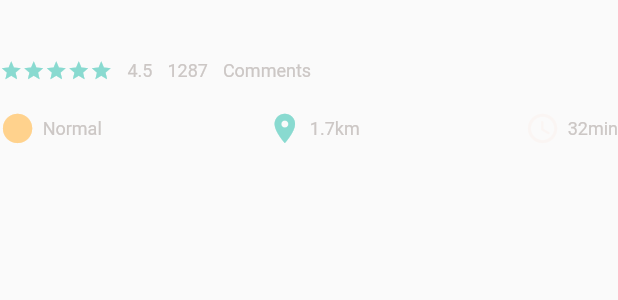
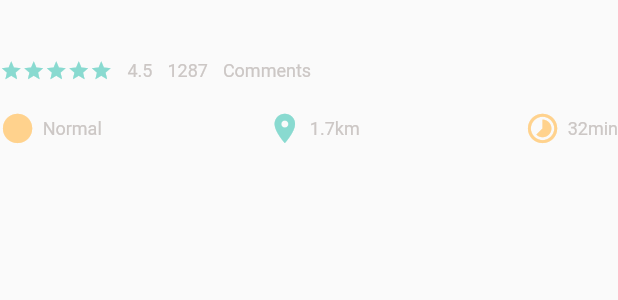
Before and after one commit to MoAfiq/foodRecipe_flutterAPI, a Flutter app: the AppColumn widget shown alone on an empty page, opened directly with empty values, on a phone screen of 412 x 824 dp. Shown: the top 300 px of the screen. Run offline on Flutter 3.47's test engine with Material 2 defaults, Android fonts, the phone set to English and light mode, and no system bars; our stand-ins replace curved_navigation_bar, dots_indicator, flutter_bloc, get; network calls fail.

Commit message:
Working detailed popular_recipe_details.dart. To continue with favourite function

```diff
--- a/lib/widgets/app_column.dart
+++ b/lib/widgets/app_column.dart
@@ -1,11 +1,12 @@
 import 'package:flutter/cupertino.dart';
 import 'package:flutter/material.dart';
 import 'package:food_recipe_project/widgets/small_text.dart';
-
 import '../utils/colors.dart';
 import '../utils/dimensions.dart';
 import 'big_text.dart';
 import 'icon_and_text_widget.dart';
+
+bool _isFavourite = false;
 
 class AppColumn extends StatelessWidget {
   final String text;
@@ -16,9 +17,15 @@ class AppColumn extends StatelessWidget {
     return Column(
       crossAxisAlignment: CrossAxisAlignment.start,
       children: [
-        BigText(
-          text: text,
-          size: Dimensions.font26,
+        Row(
+          mainAxisAlignment: MainAxisAlignment.spaceBetween,
+          mainAxisSize: MainAxisSize.max,
+          children: [
+            BigText(
+              text: text,
+              size: Dimensions.font26,
+            ),
+          ],
         ),
         SizedBox(
           height: Dimensions.height10,
@@ -59,9 +66,9 @@ class AppColumn extends StatelessWidget {
                 text: "1.7km",
                 iconColor: AppColors.mainColor),
             IconAndTextWidget(
-                icon: Icons.access_time_rounded,
+                icon: Icons.timelapse,
                 text: "32min",
-                iconColor: AppColors.iconColor2)
+                iconColor: AppColors.iconColor1)
           ],
         ),
       ],
--- a/lib/widgets/foodRecipe_widget.dart
+++ b/lib/widgets/foodRecipe_widget.dart
@@ -36,11 +36,13 @@ class FoodRecipeInformation extends StatelessWidget {
             itemBuilder: (BuildContext context, int index) {
               return GestureDetector(
                 onTap: () => {
+                  print(index),
                   print(foodRecipe.hits[index].recipe.label),
                   Navigator.push(
                     context,
                     MaterialPageRoute(
                         builder: (context) => PopularRecipeDetails(
+                              index: index,
                               foodName: foodRecipe,
                             )),
                   )
```
Also changed, not shown: lib/pages/food/popular_recipe_details.dart (+80 -49 lines), lib/pages/detailed-tappedFoodRecipe.dart (deleted).
